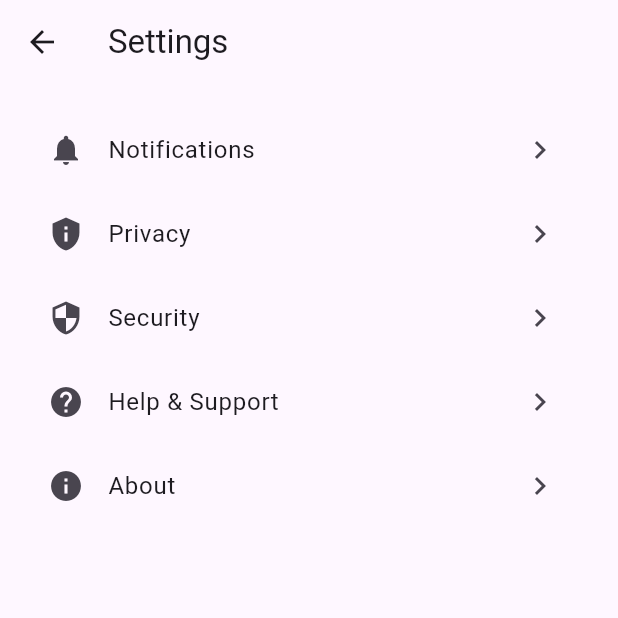
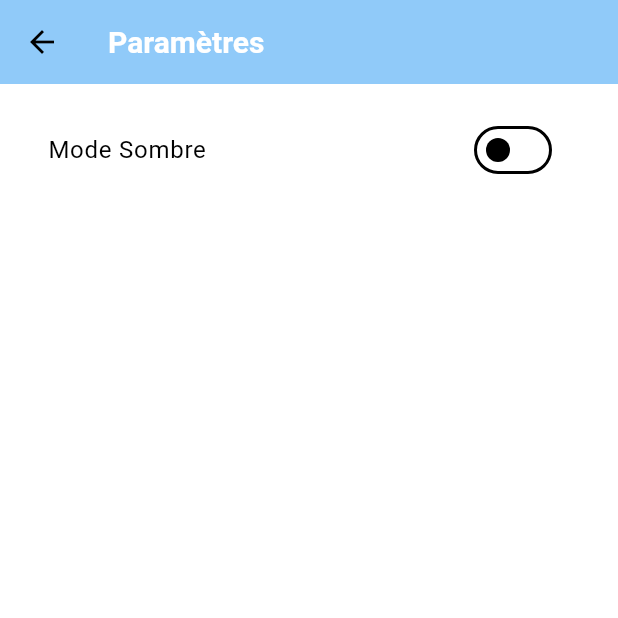
Before and after one commit to Hend-Haddad/Eguide-flutter, a Flutter app: the SettingsPage screen opened directly, on a phone screen of 412 x 824 dp, the top half of it. Run offline on Flutter 3.47's test engine with Material 3 defaults, Android fonts, the phone set to English and light mode, and no system bars; our stand-ins replace cloud_firestore, file_picker, firebase_auth, firebase_core, firebase_storage, google_nav_bar and 3 more; accounts and stored records are empty; network calls fail.

Commit message:
mode dark

```diff
--- a/lib/main.dart
+++ b/lib/main.dart
@@ -1,28 +1,90 @@
-
 import 'package:eguideapp/pages/splash.dart';
 import 'package:firebase_core/firebase_core.dart';
 import 'package:flutter/material.dart';
+import 'package:provider/provider.dart';
+import 'package:shared_preferences/shared_preferences.dart';
 import 'firebase_options.dart';
 
 void main() async {
-WidgetsFlutterBinding.ensureInitialized();
-await Firebase.initializeApp(options: DefaultFirebaseOptions.currentPlatform);
-runApp(MyApp());
+  WidgetsFlutterBinding.ensureInitialized();
+  await Firebase.initializeApp(options: DefaultFirebaseOptions.currentPlatform);
+
+  // Chargez le thème avant de lancer l'app
+  final prefs = await SharedPreferences.getInstance();
+  final isDarkMode = prefs.getBool('darkMode') ?? false;
+
+  runApp(
+    ChangeNotifierProvider(
+      create: (_) => ThemeProvider(isDarkMode),
+      child: const MyApp(),
+    ),
+  );
 }
-
 
 class MyApp extends StatelessWidget {
   const MyApp({super.key});
 
-  // This widget is the root of your application.
   @override
   Widget build(BuildContext context) {
+    final themeProvider = Provider.of<ThemeProvider>(context);
+
     return MaterialApp(
+      debugShowCheckedModeBanner: false,
+      theme: themeProvider.isDarkMode ? _darkTheme : _lightTheme,
+      home: const SplashPage(),
+    );
+  }
 
-      theme: ThemeData(
-         primaryColor: Colors.blue.shade50,
-       // primarySwatch: Colors.blue,
+  static final ThemeData _lightTheme = ThemeData(
+    brightness: Brightness.light,
+    primaryColor: Colors.blue.shade50,
+    colorScheme: ColorScheme.light(
+      primary: Colors.blue.shade200,
+      secondary: Colors.blue.shade400,
+    ),
+    scaffoldBackgroundColor: Colors.white,
+    cardColor: Colors.grey.shade50,
+    appBarTheme: AppBarTheme(
+      backgroundColor: Colors.blue.shade200,
+      titleTextStyle: const TextStyle(
+        color: Colors.white,
+        fontSize: 20,
+        fontWeight: FontWeight.bold,
       ),
-      home: const SplashPage());
+    ),
+  );
+
+  static final ThemeData _darkTheme = ThemeData(
+    brightness: Brightness.dark,
+    primaryColor: Colors.blueGrey.shade900,
+    colorScheme: const ColorScheme.dark(
+      primary: Colors.blueGrey,
+      secondary: Colors.lightBlue,
+    ),
+    scaffoldBackgroundColor: Colors.grey.shade900,
+    cardColor: Colors.grey.shade800,
+    appBarTheme: AppBarTheme(
+      backgroundColor: Colors.grey.shade900,
+      titleTextStyle: const TextStyle(
+        color: Colors.white,
+        fontSize: 20,
+        fontWeight: FontWeight.bold,
+      ),
+    ),
+  );
+}
+
+class ThemeProvider with ChangeNotifier {
+  bool _isDarkMode;
+
+  ThemeProvider(this._isDarkMode);
+
+  bool get isDarkMode => _isDarkMode;
+
+  Future<void> toggleDarkMode(bool value) async {
+    final prefs = await SharedPreferences.getInstance();
+    await prefs.setBool('darkMode', value);
+    _isDarkMode = value;
+    notifyListeners();
   }
 }
--- a/lib/pages/core/profile.dart
+++ b/lib/pages/core/profile.dart
@@ -1,4 +1,5 @@
 import 'package:cloud_firestore/cloud_firestore.dart';
+import 'package:eguideapp/main.dart';
 import 'package:eguideapp/models/end_user.dart';
 import 'package:eguideapp/pages/core/edit_profile.dart';
 import 'package:eguideapp/pages/core/my_posts.dart';
@@ -244,9 +245,7 @@ class _ProfileScreenState extends State<ProfileScreen> {
   onTap: () {
     Navigator.push(
       context,
-                            CupertinoPageRoute(
-                              builder: (context) => const SettingsPage(),
-                            ),
+      MaterialPageRoute(builder: (context) => const SettingsPage()),
     );
   },
   child: Row(
--- a/lib/pages/core/settings_page.dart
+++ b/lib/pages/core/settings_page.dart
@@ -1,76 +1,33 @@
-import 'package:flutter/cupertino.dart';
 import 'package:flutter/material.dart';
-import 'package:eguideapp/servises/auth_services.dart';
-import 'package:firebase_auth/firebase_auth.dart';
-import '../auth/login.dart';
-
-AuthServices _authServices = AuthServices();
-FirebaseAuth _firebaseAuth = FirebaseAuth.instance;
+import 'package:provider/provider.dart';
+import 'package:eguideapp/main.dart';
 
 class SettingsPage extends StatelessWidget {
   const SettingsPage({super.key});
 
   @override
   Widget build(BuildContext context) {
+    final themeProvider = Provider.of<ThemeProvider>(context);
+
     return Scaffold(
       appBar: AppBar(
-        title: const Text('Settings'),
+        title: const Text('Paramètres'),
       ),
       body: ListView(
         padding: const EdgeInsets.all(16),
         children: [
-          _buildSettingsOption(
-            icon: Icons.notifications,
-            title: 'Notifications',
-            onTap: () {
-              // Gérer les notifications
-            },
+          ListTile(
+            title: const Text('Mode Sombre'),
+            trailing: Switch(
+              value: themeProvider.isDarkMode,
+              onChanged: (value) async {
+                await themeProvider.toggleDarkMode(value);
+              },
+              activeColor: Theme.of(context).colorScheme.secondary,
+            ),
           ),
-          _buildSettingsOption(
-            icon: Icons.privacy_tip,
-            title: 'Privacy',
-            onTap: () {
-              // Gérer la confidentialité
-            },
-          ),
-          _buildSettingsOption(
-            icon: Icons.security,
-            title: 'Security',
-            onTap: () {
-              // Gérer la sécurité
-            },
-          ),
-          _buildSettingsOption(
-            icon: Icons.help,
-            title: 'Help & Support',
-            onTap: () {
-              // Afficher l'aide
-            },
-          ),
-          _buildSettingsOption(
-            icon: Icons.info,
-            title: 'About',
-            onTap: () {
-              // Afficher les infos
-            },
-          ),
-          const SizedBox(height: 24),
-
         ],
       ),
     );
   }
-
-  Widget _buildSettingsOption({
-    required IconData icon,
-    required String title,
-    required VoidCallback onTap,
-  }) {
-    return ListTile(
-      leading: Icon(icon),
-      title: Text(title),
-      trailing: const Icon(Icons.chevron_right),
-      onTap: onTap,
-    );
-  }
 }
--- a/pubspec.yaml
+++ b/pubspec.yaml
@@ -31,7 +31,8 @@ dependencies:
   flutter:
     sdk: flutter
   intl: ^0.18.0
-
+  shared_preferences: ^2.2.2
+  provider: ^6.0.5
   image_picker: ^1.1.2
   file_picker: ^10.1.2
   firebase_storage: ^12.4.5
```
Also changed, not shown: pubspec.lock, 3 other files. Lines whose indentation alone changed are shown as unchanged.
